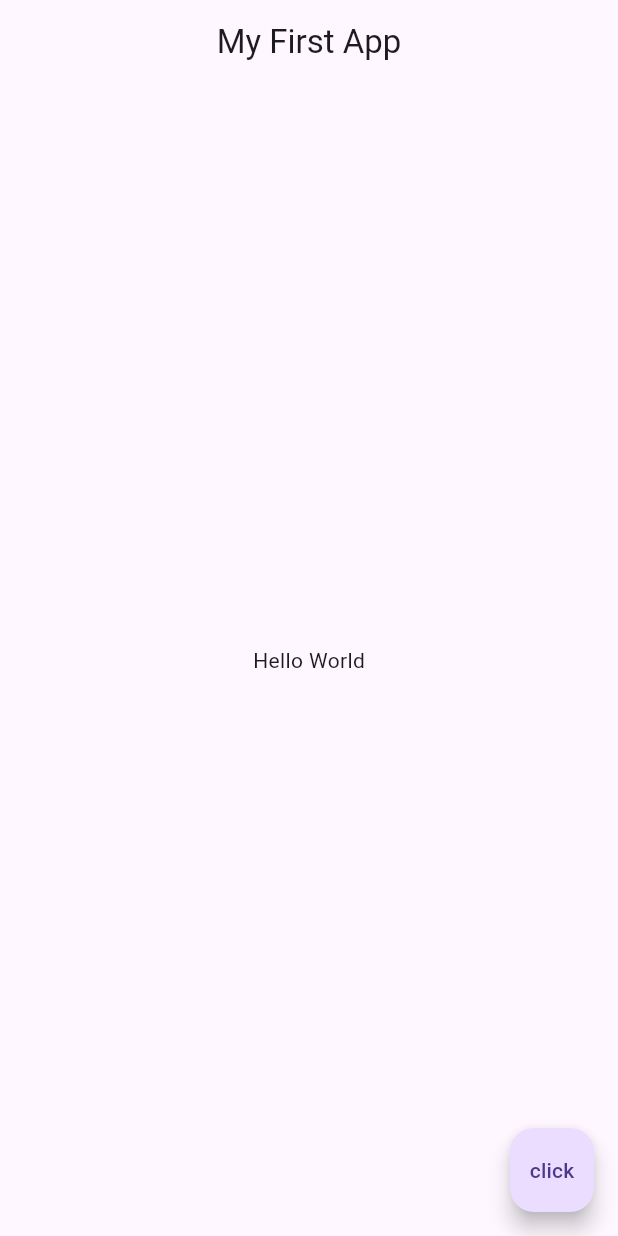
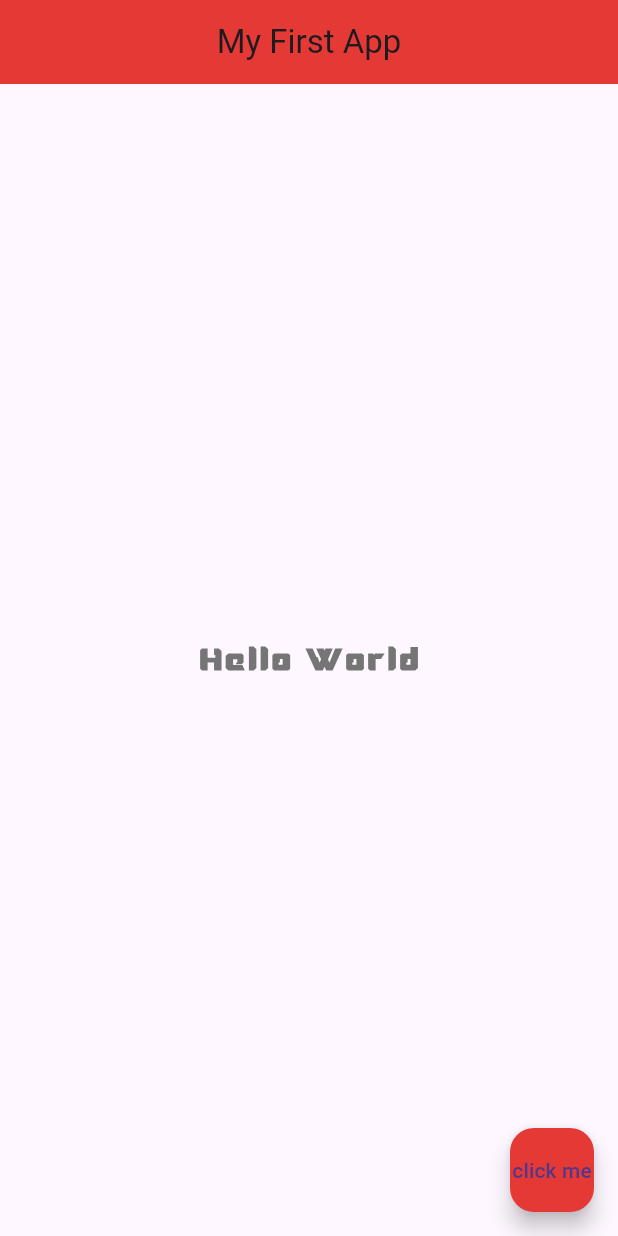
Before and after one commit to AaronKurian/First_Flutter_App, a Flutter app: the screen it shows after launch, on a phone screen of 412 x 824 dp. Run offline on Flutter 3.47's test engine with Material 3 defaults, Android fonts, the phone set to English and light mode, and no system bars.

```diff
--- a/lib/main.dart
+++ b/lib/main.dart
@@ -1,19 +1,38 @@
 import 'package:flutter/material.dart';
 
 void main() => runApp(MaterialApp(
-  home: Scaffold(
+  home: Home(),
+));
+
+
+
+
+class Home extends StatelessWidget {
+  @override
+  Widget build(BuildContext context) {
+    return Scaffold(
     appBar: AppBar(
       title: Text('My First App'),
       centerTitle: true,
+      backgroundColor: Colors.red[600],
     ),
     body: Center(
-      child: Text('Hello World'),
+      child: Text(
+        'Hello World',
+        style: TextStyle(
+          fontSize: 20.0,
+          fontWeight: FontWeight.bold,
+          letterSpacing: 2.0,
+          color: Colors.grey[600],
+          fontFamily: 'Mechanismo',
+          ),
+        ),
+      ),
+    floatingActionButton: FloatingActionButton(
+      onPressed: () {},
+      child: Text('click me'),
+      backgroundColor: Colors.red[600],
     ),
-    floatingActionButton: FloatingActionButton(
-      child: Text('click'),
-      onPressed: () {
-        print('Floating Action Button Pressed');
-      },
-    ),
-  ),
-));
+  );
+  }
+}
```
Also changed, not shown: pubspec.yaml (+5 -12 lines), fonts/Mechanismo.ttf (added).
